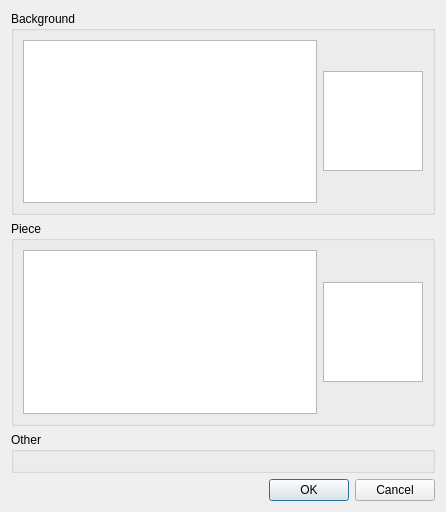
Above: forms/parameters.ui from anat/gomhokuto-de-cuisine before the change. Below: the same form after it.
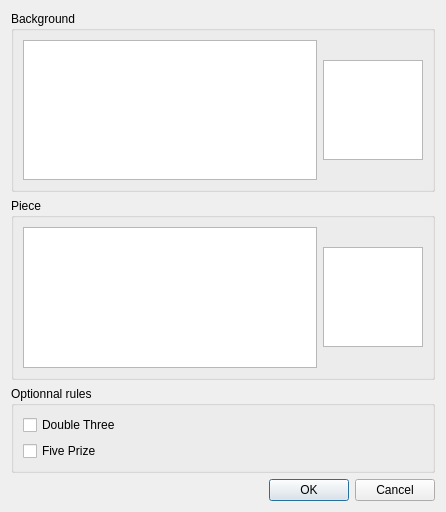
That is the form after the change.

Commit message: rajout selection piece

Patch:
```diff
--- a/forms/parameters.ui
+++ b/forms/parameters.ui
@@ -73,9 +73,23 @@
    <item>
     <widget class="QGroupBox" name="OtherBox">
      <property name="title">
-      <string>Other</string>
+      <string>Optionnal rules</string>
      </property>
      <layout class="QVBoxLayout" name="verticalLayout">
+      <item>
+       <widget class="QCheckBox" name="DoubleThree">
+        <property name="text">
+         <string>Double Three</string>
+        </property>
+       </widget>
+      </item>
+      <item>
+       <widget class="QCheckBox" name="FivePrize">
+        <property name="text">
+         <string>Five Prize</string>
+        </property>
+       </widget>
+      </item>
       <item>
        <spacer name="verticalSpacer">
         <property name="orientation">
```
Left out of the diff: 16 changed lines with no effect on the pictures. The commit also changes 2 other files.
